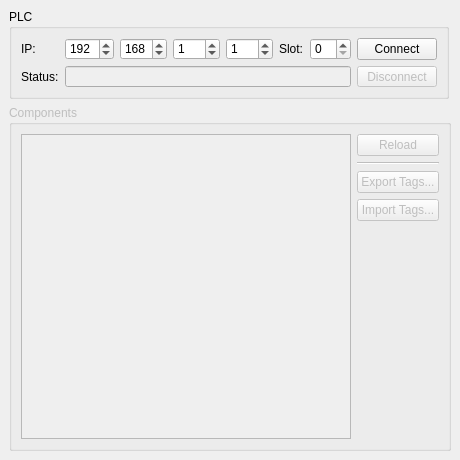
Qt form PyQt5_DesignFile.ui (malsomt/TDS_PyLogixTagInterpreter) before a commit.
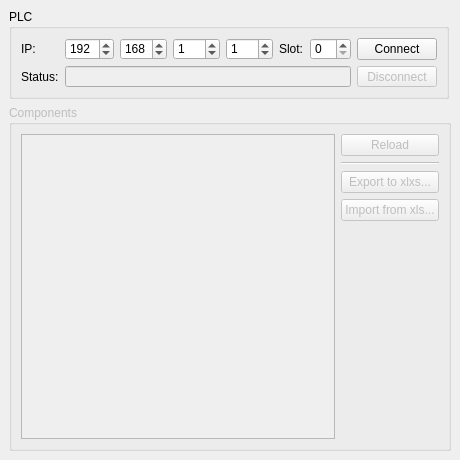
The same form after that commit.

Commit message: Changed Import/Export Buttons

The edit to the form file:
```diff
--- a/PyQt5_DesignFile.ui
+++ b/PyQt5_DesignFile.ui
@@ -203,14 +203,14 @@
           </sizepolicy>
          </property>
          <property name="text">
-          <string>Export Tags...</string>
+          <string>Export to xlxs...</string>
          </property>
         </widget>
        </item>
        <item row="3" column="2">
         <widget class="QPushButton" name="btn_import">
          <property name="text">
-          <string>Import Tags...</string>
+          <string>Import from xls...</string>
          </property>
         </widget>
        </item>
```
The commit also changes 1 other file.
